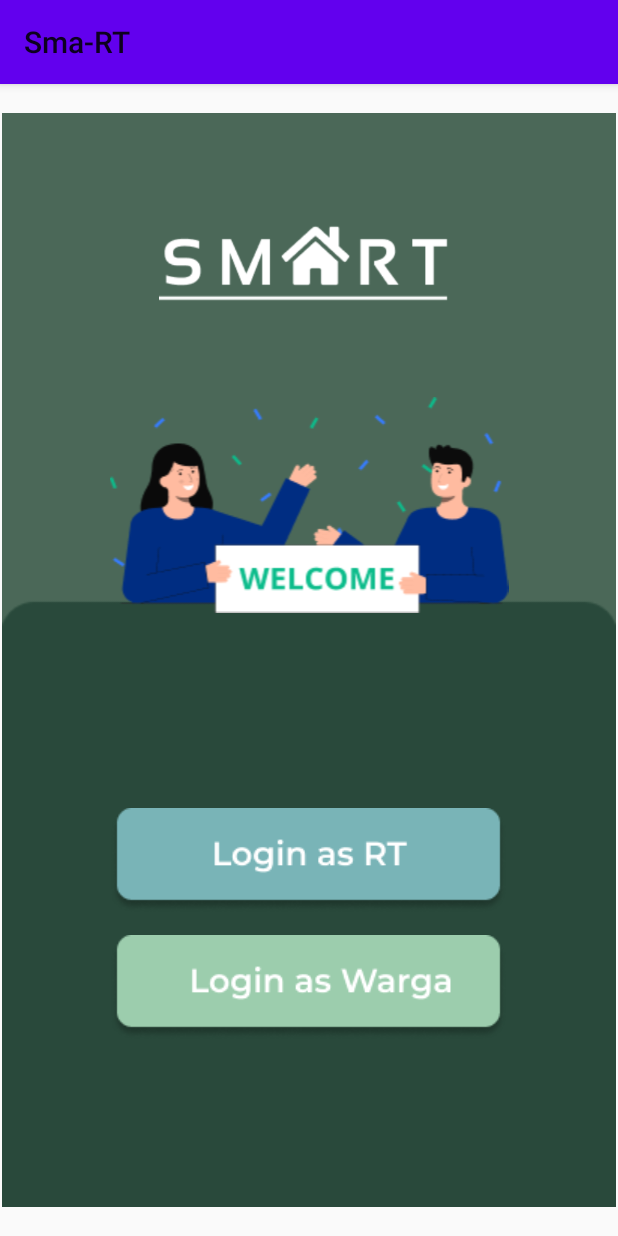
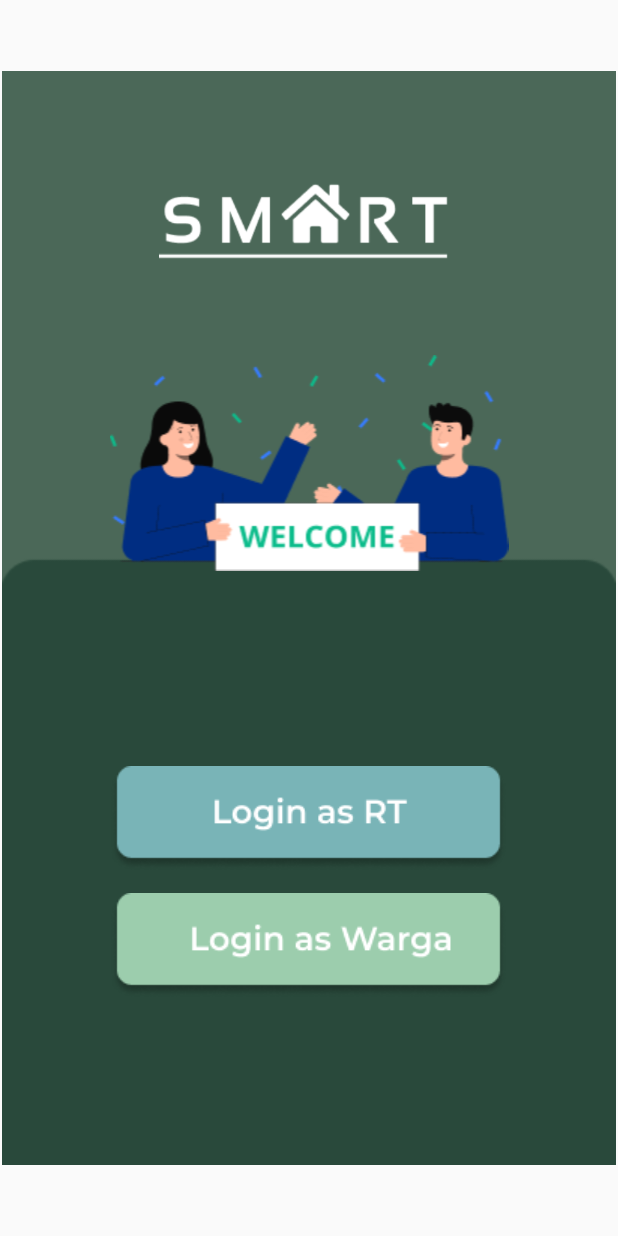
Before and after one commit to AnandaAp/Sma-RT, an Android app: the loginchoiceFragment screen opened through its navigation route, on a phone screen of 412 x 824 dp. Run offline under Robolectric (Android 15) with nearby library versions, the phone set to English and light mode, and no system bars.

```diff
--- a/app/src/main/java/com/maluku/sma_rt/api/Service.kt
+++ b/app/src/main/java/com/maluku/sma_rt/api/Service.kt
@@ -1,4 +1,9 @@
 package com.maluku.sma_rt.api
 
+import retrofit2.http.GET
+
 interface Service {
+
+    @GET
+    fun signUpWarga()
 }
--- /dev/null
+++ b/app/src/main/java/com/maluku/sma_rt/presenter/LoginPresenter.kt
@@ -0,0 +1,5 @@
+package com.maluku.sma_rt.presenter
+
+class LoginPresenter {
+
+}
--- a/app/src/main/res/layout/fragment_loginchoice.xml
+++ b/app/src/main/res/layout/fragment_loginchoice.xml
@@ -43,9 +43,9 @@
             android:layout_height="wrap_content"
             android:layout_centerHorizontal="true"
             android:layout_marginTop="100dp"
+            android:layout_marginBottom="15dp"
             android:background="@drawable/btnrt"
-            android:textSize="18sp"
-            android:layout_marginBottom="15dp"/>
+            android:textSize="18sp" />
 
         <Button
             android:id="@+id/btnwarga"
@@ -54,7 +54,7 @@
             android:layout_below="@+id/btnrt"
             android:layout_alignStart="@+id/btnrt"
             android:background="@drawable/btnwarga"
-            android:textSize="18sp"/>
+            android:textSize="18sp" />
 
     </RelativeLayout>
 
--- a/app/src/main/res/values/themes.xml
+++ b/app/src/main/res/values/themes.xml
@@ -1,6 +1,6 @@
 <resources xmlns:tools="http://schemas.android.com/tools">
     <!-- Base application theme. -->
-    <style name="Theme.SmaRT" parent="Theme.AppCompat.DayNight">
+    <style name="Theme.SmaRT" parent="Theme.AppCompat.DayNight.NoActionBar">
         <!-- Primary brand color. -->
         <item name="colorPrimary">@color/purple_500</item>
         <item name="colorPrimaryVariant">@color/purple_700</item>
```
Also changed, not shown: 1 other file.
